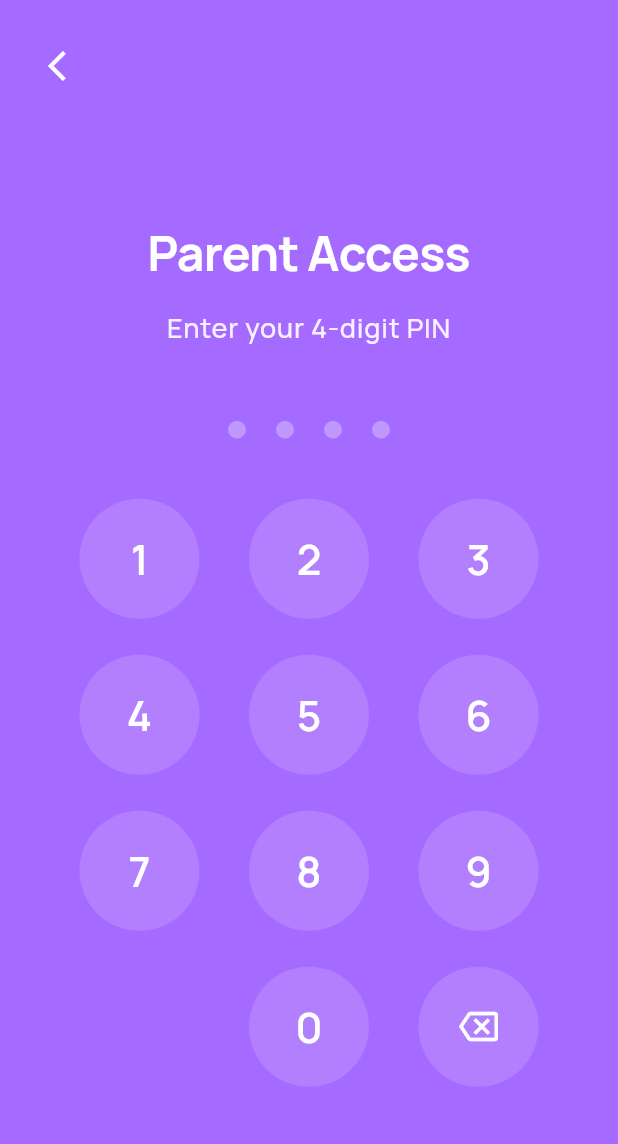
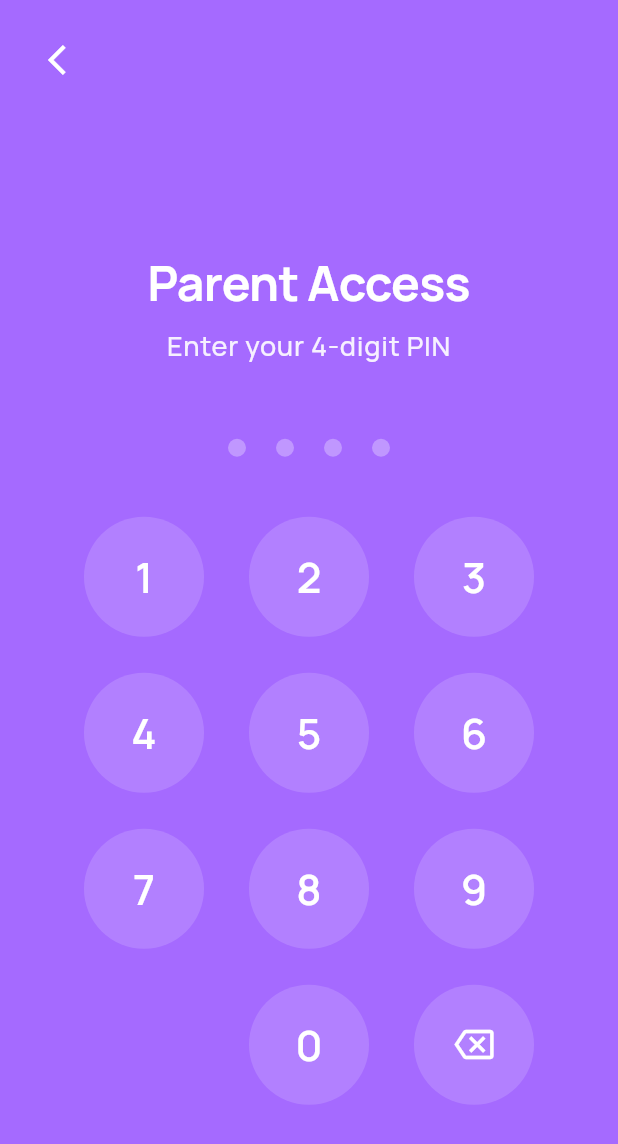
Before and after one commit to jberkovica/uol-fp, a Flutter app: the PinEntryScreen screen opened by its route, on a phone screen of 412 x 824 dp. Shown: the top 1144 px of the screen. Run offline on Flutter 3.47's test engine with Material 3 defaults, Android fonts, the phone set to English and light mode, and no system bars; our stand-ins replace audioplayers, firebase_core, flutter_dotenv, flutter_svg, google_fonts, image_picker and 2 more; accounts and stored records are empty; network calls fail.

Commit message:
Improve navigation and responsive design for PIN screen
- Add profile picture navigation on home screen to profile select page
- Make PIN screen responsive with 400px max width and proper centering
- Move back arrow to top corner for better layout consistency
- Improve visual hierarchy with tighter spacing between title and subtitle
- Update PROGRESS.md with background music system documentation

This creates a more intuitive user experience and consistent design patterns across screens.

```diff
--- a/app/lib/screens/child/child_home_screen.dart
+++ b/app/lib/screens/child/child_home_screen.dart
@@ -287,7 +287,11 @@ class _ChildHomeScreenState extends State<ChildHomeScreen> {
                   fontWeight: FontWeight.bold,
                 ),
               ),
-              Column(
+              GestureDetector(
+                onTap: () {
+                  Navigator.pushNamed(context, '/profile-select');
+                },
+                child: Column(
                   children: [
                     ProfileAvatar(
                       radius: 24,
@@ -302,6 +306,7 @@ class _ChildHomeScreenState extends State<ChildHomeScreen> {
                       ),
                     ),
                   ],
+                ),
               ),
             ],
           ),
--- a/app/lib/screens/parent/pin_entry_screen.dart
+++ b/app/lib/screens/parent/pin_entry_screen.dart
@@ -63,15 +63,17 @@ class _PinEntryScreenState extends State<PinEntryScreen> {
 
   @override
   Widget build(BuildContext context) {
+    final screenSize = MediaQuery.of(context).size;
+
     return Scaffold(
       backgroundColor: AppColors.primary,
       body: SafeArea(
-        child: Padding(
-          padding: const EdgeInsets.all(20),
         child: Column(
           children: [
-              // Header
-              Row(
+            // Top back button - positioned at top corner
+            Padding(
+              padding: const EdgeInsets.symmetric(horizontal: 20, vertical: 16),
+              child: Row(
                 children: [
                   IconButton(
                     onPressed: () => Navigator.pop(context),
@@ -83,8 +85,16 @@ class _PinEntryScreenState extends State<PinEntryScreen> {
                   ),
                 ],
               ),
+            ),
 
+            // Main content - centered and responsive
             Expanded(
+              child: Center(
+                child: SingleChildScrollView(
+                  child: Container(
+                    width: screenSize.width > 600 ? 400 : double.infinity,
+                    constraints: const BoxConstraints(maxWidth: 400),
+                    padding: const EdgeInsets.symmetric(horizontal: 20),
                     child: Column(
                       mainAxisAlignment: MainAxisAlignment.center,
                       children: [
@@ -98,7 +108,7 @@ class _PinEntryScreenState extends State<PinEntryScreen> {
                             letterSpacing: -0.5,
                           ),
                         ),
-                    const SizedBox(height: 16),
+                        const SizedBox(height: 8),
 
                         // Subtitle
                         Text(
@@ -121,8 +131,10 @@ class _PinEntryScreenState extends State<PinEntryScreen> {
                       ],
                     ),
                   ),
+                ),
+              ),
+            ),
           ],
-          ),
         ),
       ),
     );
```
Lines whose indentation alone changed are shown as unchanged.
